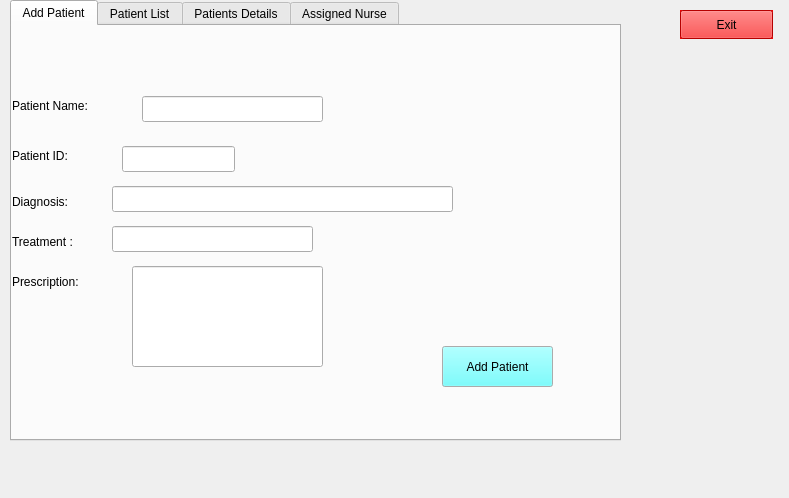
Old version of the form HMS/doctor.ui in the repository moazelshafey/HMS_CSLab.
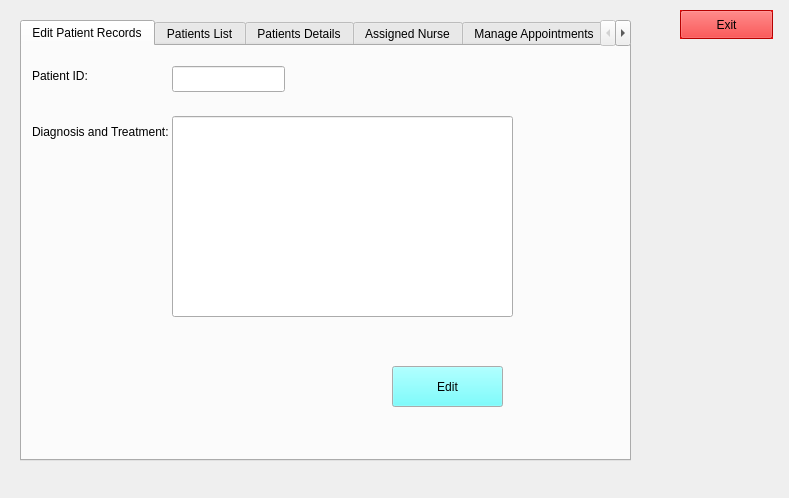
New version of the form. The open tabs and pages were chosen to show the change. Icons and pictures are not drawn.

Commit message: Overhaueled Doctor, added Admin functionalties, and Record Data

```diff
--- a/HMS/doctor.ui
+++ b/HMS/doctor.ui
@@ -29,50 +29,27 @@
   <widget class="QTabWidget" name="tabWidget">
    <property name="geometry">
     <rect>
-     <x>10</x>
-     <y>0</y>
+     <x>20</x>
+     <y>20</y>
      <width>611</width>
      <height>441</height>
     </rect>
    </property>
    <property name="currentIndex">
-    <number>0</number>
+    <number>5</number>
+   </property>
+   <property name="tabBarAutoHide">
+    <bool>false</bool>
    </property>
    <widget class="QWidget" name="tab">
     <attribute name="title">
-     <string>Add Patient</string>
+     <string>Edit Patient Records</string>
     </attribute>
-    <widget class="QLineEdit" name="PatientName_lineedit">
-     <property name="geometry">
-      <rect>
-       <x>130</x>
-       <y>70</y>
-       <width>181</width>
-       <height>26</height>
-      </rect>
-     </property>
-    </widget>
-    <widget class="QLabel" name="PatientName_label">
-     <property name="geometry">
-      <rect>
-       <x>0</x>
-       <y>70</y>
-       <width>131</width>
-       <height>20</height>
-      </rect>
-     </property>
-     <property name="styleSheet">
-      <string notr="true">font: 12pt &quot;Times New Roman&quot;;</string>
-     </property>
-     <property name="text">
-      <string>Patient Name:</string>
-     </property>
-    </widget>
     <widget class="QLabel" name="patientID_label">
      <property name="geometry">
       <rect>
-       <x>0</x>
-       <y>120</y>
+       <x>10</x>
+       <y>20</y>
        <width>91</width>
        <height>20</height>
       </rect>
@@ -87,8 +64,8 @@
     <widget class="QLineEdit" name="PatientID_lineedit">
      <property name="geometry">
       <rect>
-       <x>110</x>
-       <y>120</y>
+       <x>150</x>
+       <y>20</y>
        <width>113</width>
        <height>26</height>
       </rect>
@@ -97,7 +74,7 @@
     <widget class="QPushButton" name="AddPatient_pushbutton">
      <property name="geometry">
       <rect>
-       <x>430</x>
+       <x>370</x>
        <y>320</y>
        <width>111</width>
        <height>41</height>
@@ -144,15 +121,15 @@
       <string notr="true">font: 12pt &quot;Times New Roman&quot;;</string>
      </property>
      <property name="text">
-      <string>Add Patient</string>
+      <string>Edit</string>
      </property>
     </widget>
     <widget class="QLabel" name="Diagnosis_label">
      <property name="geometry">
       <rect>
-       <x>0</x>
-       <y>160</y>
-       <width>91</width>
+       <x>10</x>
+       <y>70</y>
+       <width>141</width>
        <height>31</height>
       </rect>
      </property>
@@ -160,75 +137,23 @@
       <string notr="true">font: 12pt &quot;Times New Roman&quot;;</string>
      </property>
      <property name="text">
-      <string>Diagnosis:</string>
+      <string>Diagnosis and Treatment:</string>
      </property>
     </widget>
     <widget class="QLineEdit" name="Diagnosis_lineedit">
      <property name="geometry">
       <rect>
-       <x>100</x>
-       <y>160</y>
+       <x>150</x>
+       <y>70</y>
        <width>341</width>
-       <height>26</height>
-      </rect>
-     </property>
-    </widget>
-    <widget class="QLabel" name="Treatment_label">
-     <property name="geometry">
-      <rect>
-       <x>0</x>
-       <y>200</y>
-       <width>91</width>
-       <height>31</height>
-      </rect>
-     </property>
-     <property name="styleSheet">
-      <string notr="true">font: 12pt &quot;Times New Roman&quot;;</string>
-     </property>
-     <property name="text">
-      <string>Treatment :</string>
-     </property>
-    </widget>
-    <widget class="QLineEdit" name="Treatment_lineedit">
-     <property name="geometry">
-      <rect>
-       <x>100</x>
-       <y>200</y>
-       <width>201</width>
-       <height>26</height>
-      </rect>
-     </property>
-    </widget>
-    <widget class="QLabel" name="Prescription_label">
-     <property name="geometry">
-      <rect>
-       <x>0</x>
-       <y>240</y>
-       <width>111</width>
-       <height>31</height>
-      </rect>
-     </property>
-     <property name="styleSheet">
-      <string notr="true">font: 12pt &quot;Times New Roman&quot;;</string>
-     </property>
-     <property name="text">
-      <string>Prescription:</string>
-     </property>
-    </widget>
-    <widget class="QLineEdit" name="Prescription_lineedit">
-     <property name="geometry">
-      <rect>
-       <x>120</x>
-       <y>240</y>
-       <width>191</width>
-       <height>101</height>
+       <height>201</height>
       </rect>
      </property>
     </widget>
    </widget>
    <widget class="QWidget" name="tab_2">
     <attribute name="title">
-     <string>Patient List</string>
+     <string>Patients List</string>
     </attribute>
     <widget class="QListWidget" name="PatientList">
      <property name="geometry">
@@ -261,6 +186,98 @@
      <string>Assigned Nurse</string>
     </attribute>
    </widget>
+   <widget class="QWidget" name="tab_6">
+    <attribute name="title">
+     <string>Manage Appointments</string>
+    </attribute>
+    <widget class="QLabel" name="label">
+     <property name="geometry">
+      <rect>
+       <x>20</x>
+       <y>20</y>
+       <width>121</width>
+       <height>31</height>
+      </rect>
+     </property>
+     <property name="text">
+      <string>Appointment Number:</string>
+     </property>
+    </widget>
+    <widget class="QTextEdit" name="AppointmentNumber">
+     <property name="geometry">
+      <rect>
+       <x>130</x>
+       <y>20</y>
+       <width>104</width>
+       <height>31</height>
+      </rect>
+     </property>
+    </widget>
+    <widget class="QPushButton" name="AddAppointment">
+     <property name="geometry">
+      <rect>
+       <x>260</x>
+       <y>200</y>
+       <width>131</width>
+       <height>18</height>
+      </rect>
+     </property>
+     <property name="text">
+      <string>Add</string>
+     </property>
+    </widget>
+    <widget class="QPushButton" name="CancelAppointment">
+     <property name="geometry">
+      <rect>
+       <x>260</x>
+       <y>30</y>
+       <width>131</width>
+       <height>18</height>
+      </rect>
+     </property>
+     <property name="text">
+      <string>Cancel</string>
+     </property>
+    </widget>
+    <widget class="QTextEdit" name="AppointmentDate">
+     <property name="geometry">
+      <rect>
+       <x>130</x>
+       <y>190</y>
+       <width>101</width>
+       <height>31</height>
+      </rect>
+     </property>
+    </widget>
+    <widget class="QLabel" name="label_2">
+     <property name="geometry">
+      <rect>
+       <x>10</x>
+       <y>190</y>
+       <width>121</width>
+       <height>31</height>
+      </rect>
+     </property>
+     <property name="text">
+      <string>Appointment Date:</string>
+     </property>
+    </widget>
+   </widget>
+   <widget class="QWidget" name="tab_5">
+    <attribute name="title">
+     <string>Appointments</string>
+    </attribute>
+    <widget class="QListWidget" name="AppointmentsList">
+     <property name="geometry">
+      <rect>
+       <x>0</x>
+       <y>0</y>
+       <width>601</width>
+       <height>411</height>
+      </rect>
+     </property>
+    </widget>
+   </widget>
   </widget>
   <widget class="QPushButton" name="pushButton">
    <property name="geometry">
```
Left out of the diff: 14 changed lines with no effect on the pictures. The commit also changes 16 other files.
